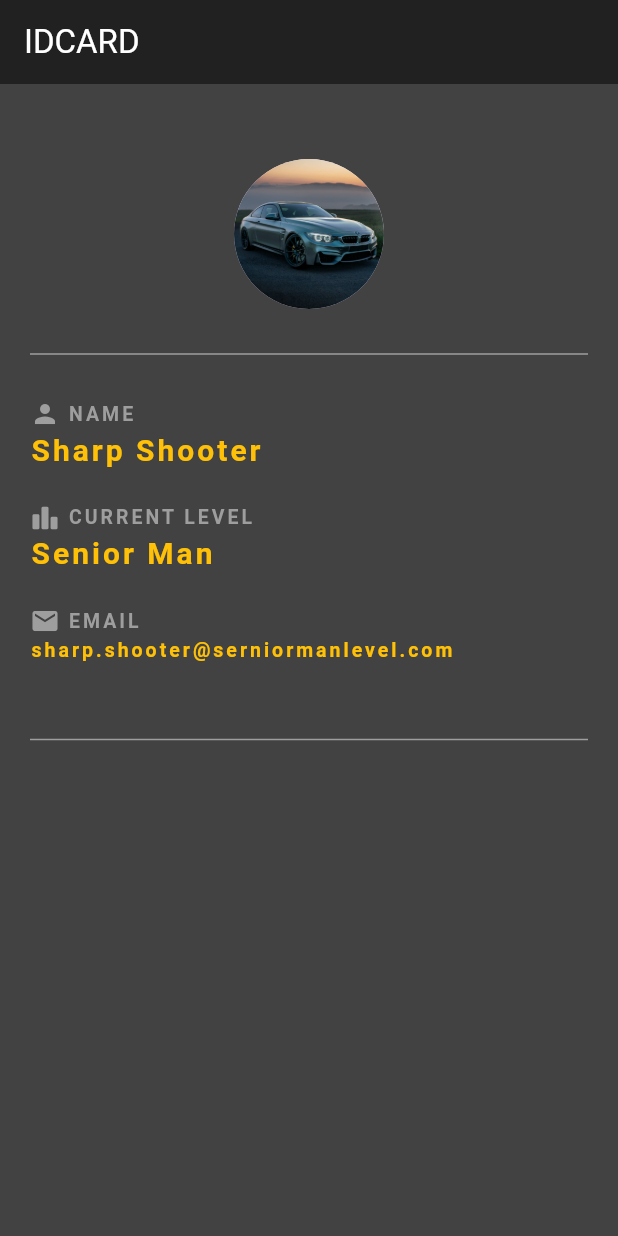
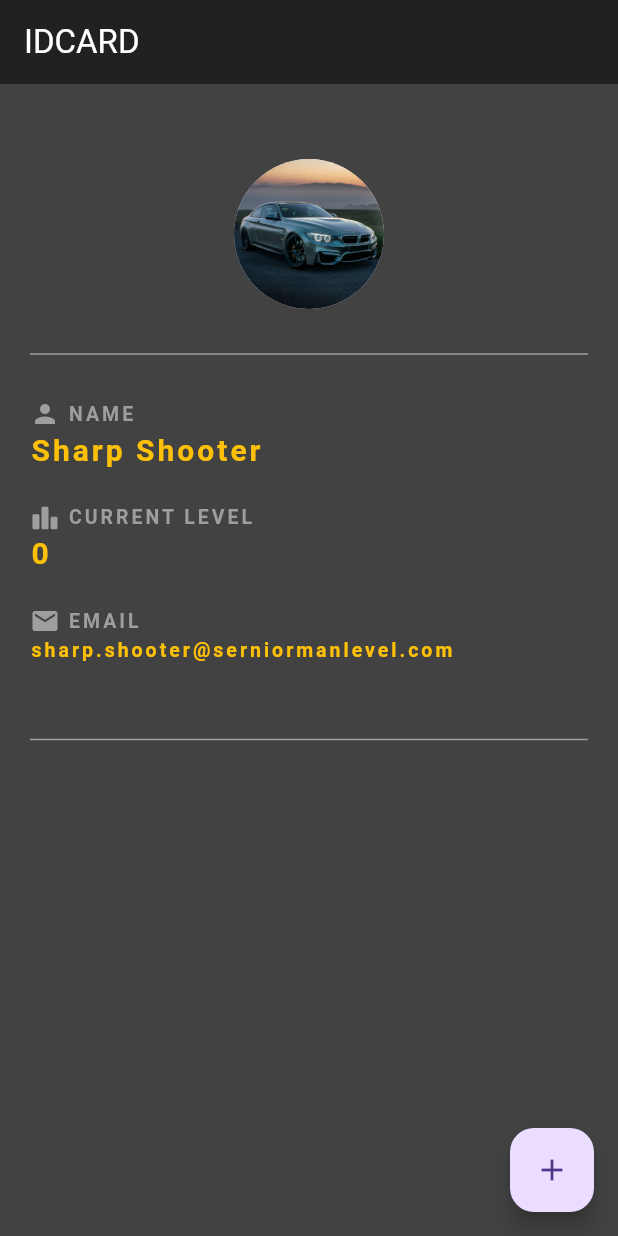
Before and after one commit to sirdoro1/flutter-profile-project, a Flutter app: the screen it shows after launch, on a phone screen of 412 x 824 dp. Run offline on Flutter 3.47's test engine with Material 3 defaults, Android fonts, the phone set to English and light mode, and no system bars.

Commit message:
update on main view

```diff
--- a/lib/main.dart
+++ b/lib/main.dart
@@ -4,8 +4,15 @@ void main() {
   runApp(const MaterialApp(home: MyApp()));
 }
 
-class MyApp extends StatelessWidget {
+class MyApp extends StatefulWidget {
   const MyApp({super.key});
+
+  @override
+  State<MyApp> createState() => _MyAppState();
+}
+
+class _MyAppState extends State<MyApp> {
+  int currentLevel = 0;
 
   @override
   Widget build(BuildContext context) {
@@ -19,24 +26,32 @@ class MyApp extends StatelessWidget {
         ),
         backgroundColor: Colors.grey[900],
       ),
+      floatingActionButton: FloatingActionButton(
+        onPressed: () {
+          setState(() {
+            currentLevel = currentLevel + 1;
+          });
+        },
+        child: const Icon(Icons.add),
+      ),
       body: Container(
         color: Colors.grey[800],
         padding: const EdgeInsets.all(20.0),
-        child: const Column(
+        child: Column(
             crossAxisAlignment: CrossAxisAlignment.start,
             children: <Widget>[
-              SizedBox(height: 30),
-              Center(
+              const SizedBox(height: 30),
+              const Center(
                 child: CircleAvatar(
                   backgroundImage: AssetImage('assets/profile.jpg'),
                   radius: 50,
                 ),
               ),
-              Divider(
+              const Divider(
                 height: 60,
                 color: Colors.grey,
               ),
-              Row(
+              const Row(
                 children: [
                   Icon(Icons.person, color: Colors.grey, size: 20),
                   SizedBox(
@@ -53,17 +68,17 @@ class MyApp extends StatelessWidget {
                   ),
                 ],
               ),
-              Text('Sharp Shooter',
+              const Text('Sharp Shooter',
                   style: TextStyle(
                     fontSize: 20,
                     fontWeight: FontWeight.bold,
                     letterSpacing: 2.0,
                     color: Colors.amber,
                   )),
-              SizedBox(
+              const SizedBox(
                 height: 20,
               ),
-              Row(
+              const Row(
                 children: [
                   Icon(Icons.leaderboard_rounded, color: Colors.grey, size: 20),
                   SizedBox(
@@ -80,15 +95,15 @@ class MyApp extends StatelessWidget {
                   ),
                 ],
               ),
-              Text('Senior Man',
-                  style: TextStyle(
+              Text('$currentLevel',
+                  style: const TextStyle(
                     fontSize: 20,
                     fontWeight: FontWeight.bold,
                     letterSpacing: 2.0,
                     color: Colors.amber,
                   )),
-              SizedBox(height: 20),
-              Row(children: [
+              const SizedBox(height: 20),
+              const Row(children: [
                 Icon(Icons.email, color: Colors.grey, size: 20),
                 SizedBox(
                   width: 5,
@@ -103,15 +118,15 @@ class MyApp extends StatelessWidget {
                   ),
                 ),
               ]),
-              Text('sharp.shooter@serniormanlevel.com',
+              const Text('sharp.shooter@serniormanlevel.com',
                   style: TextStyle(
                     fontSize: 13,
                     fontWeight: FontWeight.bold,
                     letterSpacing: 2.0,
                     color: Colors.amber,
                   )),
-              SizedBox(height: 20),
-              Divider(
+              const SizedBox(height: 20),
+              const Divider(
                 height: 60,
                 color: Colors.grey,
               ),
```
